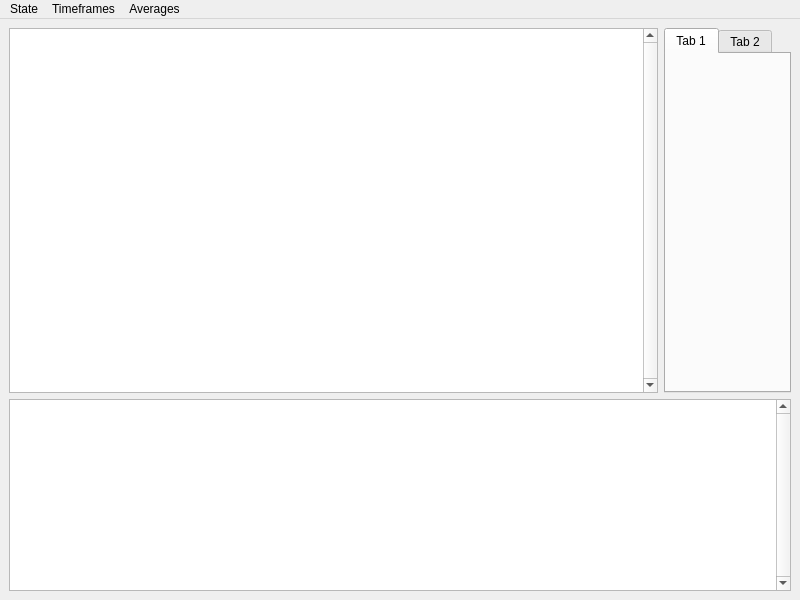
First picture: the form in source/ui/watcherWindow.ui, repository qrlik/MarketWatcher, before the edit.
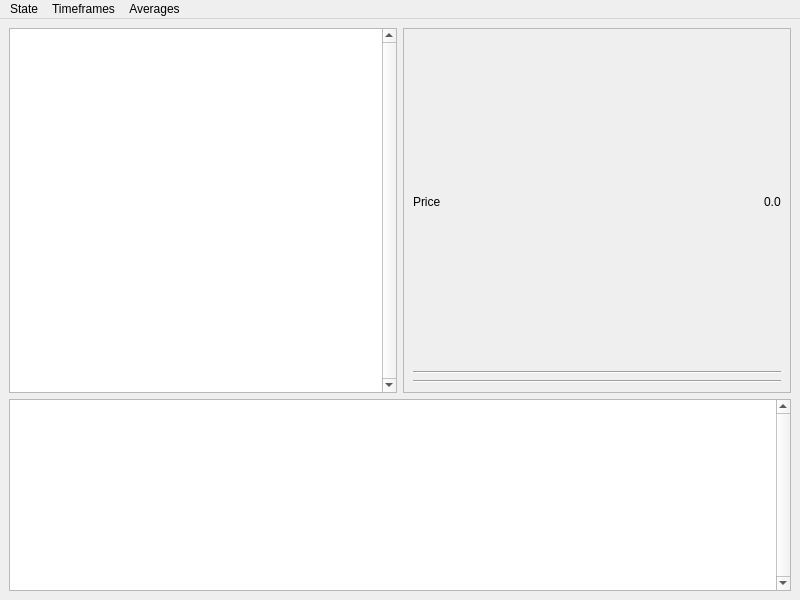
Second picture: the form after the edit.

Commit message: add priceLabel, infoWidget

What changed in the file:
```diff
--- a/source/ui/watcherWindow.ui
+++ b/source/ui/watcherWindow.ui
@@ -40,29 +40,72 @@
        </widget>
       </item>
       <item>
-       <widget class="QTabWidget" name="infoWidget">
-        <property name="sizePolicy">
-         <sizepolicy hsizetype="Fixed" vsizetype="Expanding">
-          <horstretch>0</horstretch>
-          <verstretch>0</verstretch>
-         </sizepolicy>
-        </property>
-        <property name="iconSize">
+       <widget class="QFrame" name="infoWidget">
+        <property name="minimumSize">
          <size>
-          <width>16</width>
-          <height>16</height>
+          <width>0</width>
+          <height>0</height>
          </size>
         </property>
-        <widget class="QWidget" name="tab">
-         <attribute name="title">
-          <string>Tab 1</string>
-         </attribute>
-        </widget>
-        <widget class="QWidget" name="tab_2">
-         <attribute name="title">
-          <string>Tab 2</string>
-         </attribute>
-        </widget>
+        <property name="frameShape">
+         <enum>QFrame::StyledPanel</enum>
+        </property>
+        <property name="frameShadow">
+         <enum>QFrame::Raised</enum>
+        </property>
+        <layout class="QVBoxLayout" name="verticalLayout_2">
+         <item>
+          <layout class="QHBoxLayout" name="priceLayout">
+           <item>
+            <widget class="QLabel" name="priceLabel">
+             <property name="text">
+              <string>Price</string>
+             </property>
+            </widget>
+           </item>
+           <item>
+            <spacer name="priceSpacer">
+             <property name="orientation">
+              <enum>Qt::Horizontal</enum>
+             </property>
+             <property name="sizeHint" stdset="0">
+              <size>
+               <width>40</width>
+               <height>20</height>
+              </size>
+             </property>
+            </spacer>
+           </item>
+           <item>
+            <widget class="QLabel" name="priceValue">
+             <property name="text">
+              <string>0.0</string>
+             </property>
+            </widget>
+           </item>
+          </layout>
+         </item>
+         <item>
+          <widget class="Line" name="line">
+           <property name="orientation">
+            <enum>Qt::Horizontal</enum>
+           </property>
+          </widget>
+         </item>
+         <item>
+          <layout class="QVBoxLayout" name="deltasLayout"/>
+         </item>
+         <item>
+          <widget class="Line" name="line_2">
+           <property name="orientation">
+            <enum>Qt::Horizontal</enum>
+           </property>
+          </widget>
+         </item>
+         <item>
+          <layout class="QVBoxLayout" name="averagesLayout"/>
+         </item>
+        </layout>
        </widget>
       </item>
      </layout>
```
The commit also changes 5 other files.
